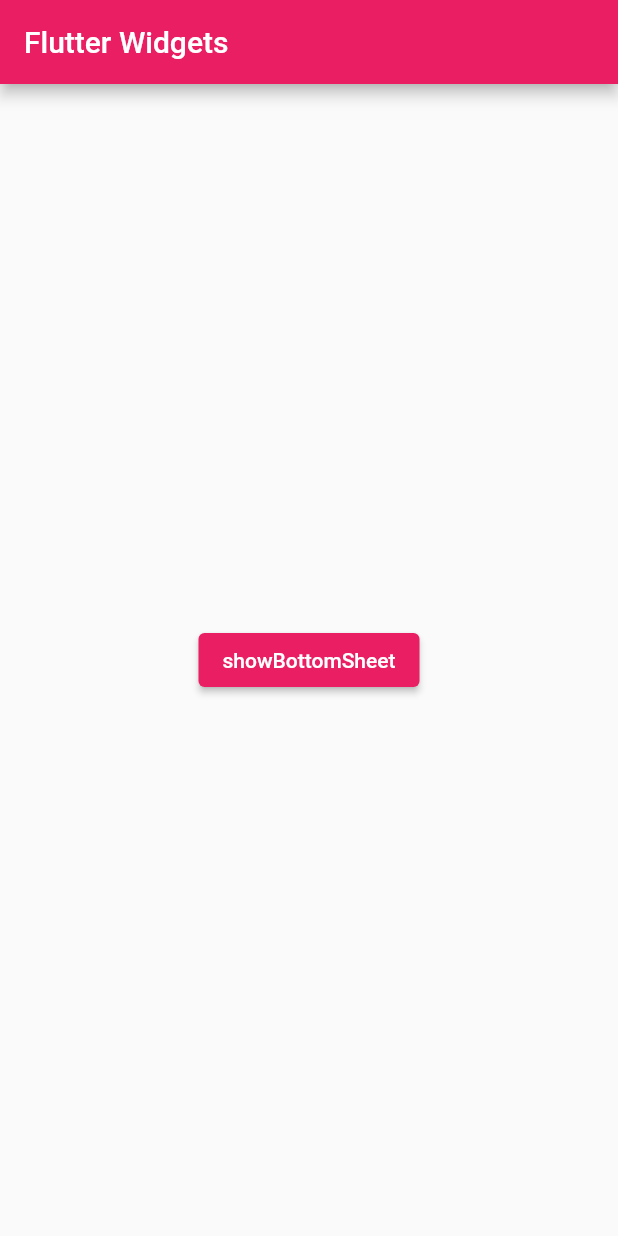
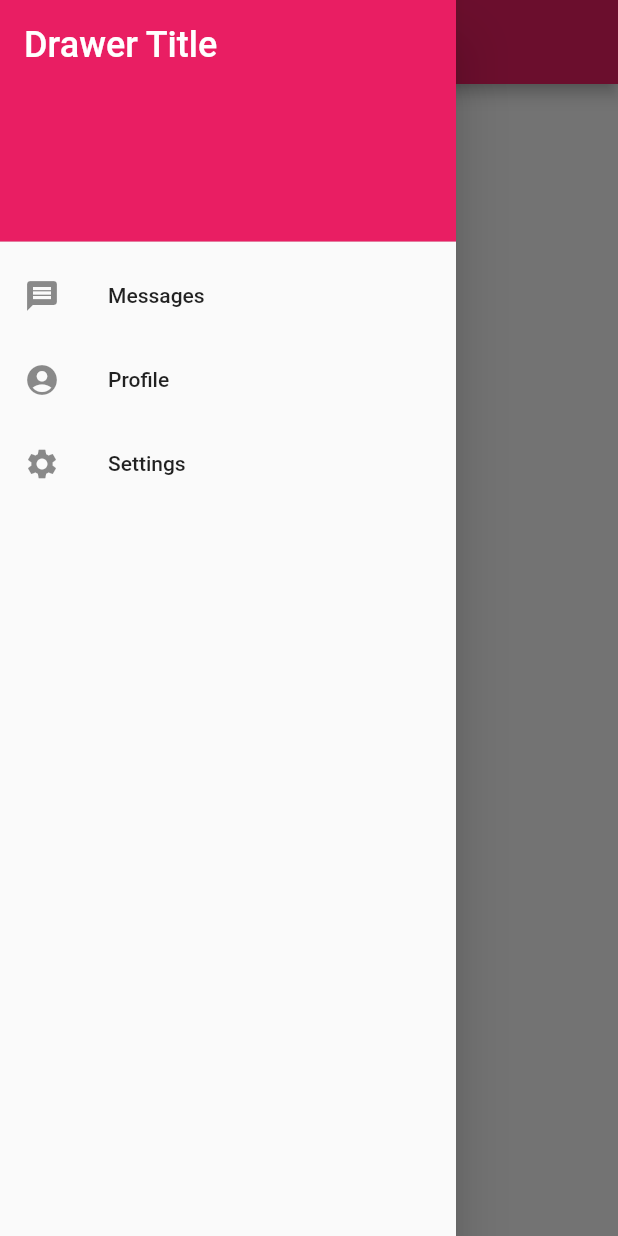
Before and after one commit to weirdthou/flutter-widgets, a Flutter app: the screen it shows after launch, with the side drawer open (before the commit the screen has no drawer), on a phone screen of 412 x 824 dp. Run offline on Flutter 3.47's test engine with Material 2 defaults, Android fonts, the phone set to English and light mode, and no system bars.

Commit message:
add drawer

```diff
--- a/flutter_widgets/lib/main.dart
+++ b/flutter_widgets/lib/main.dart
@@ -18,6 +18,37 @@ class MyApp extends StatelessWidget {
       home: Scaffold(
         appBar: AppBar(title: const Text('Flutter Widgets')),
         body: const Home(),
+        drawer: Drawer(
+          child: ListView(
+            padding: EdgeInsets.zero,
+            children: const <Widget>[
+              DrawerHeader(
+                decoration: BoxDecoration(
+                  color: Colors.pink,
+                ),
+                child: Text(
+                  'Drawer Title',
+                  style: TextStyle(
+                    color: Colors.white,
+                    fontSize: 24,
+                  ),
+                ),
+              ),
+              ListTile(
+                leading: Icon(Icons.message),
+                title: Text('Messages'),
+              ),
+              ListTile(
+                leading: Icon(Icons.account_circle),
+                title: Text('Profile'),
+              ),
+              ListTile(
+                leading: Icon(Icons.settings),
+                title: Text('Settings'),
+              ),
+            ],
+          ),
+        ),
       ),
     );
   }
```
